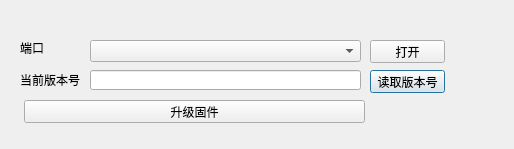
Old version of the form dialog.ui in the repository yangang123/QtSerialUploader.
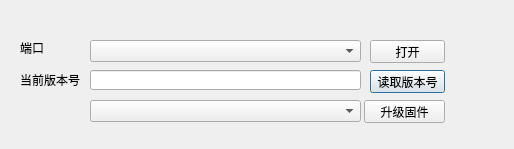
New version of the form.

```diff
--- a/dialog.ui
+++ b/dialog.ui
@@ -65,9 +65,9 @@
   <widget class="QPushButton" name="update_firmware_button">
    <property name="geometry">
     <rect>
-     <x>24</x>
+     <x>364</x>
      <y>100</y>
-     <width>341</width>
+     <width>81</width>
      <height>23</height>
     </rect>
    </property>
@@ -98,6 +98,16 @@
     <string>打开</string>
    </property>
   </widget>
+  <widget class="QComboBox" name="serial_box_2">
+   <property name="geometry">
+    <rect>
+     <x>90</x>
+     <y>100</y>
+     <width>271</width>
+     <height>22</height>
+    </rect>
+   </property>
+  </widget>
  </widget>
  <layoutdefault spacing="6" margin="11"/>
  <resources/>
```
